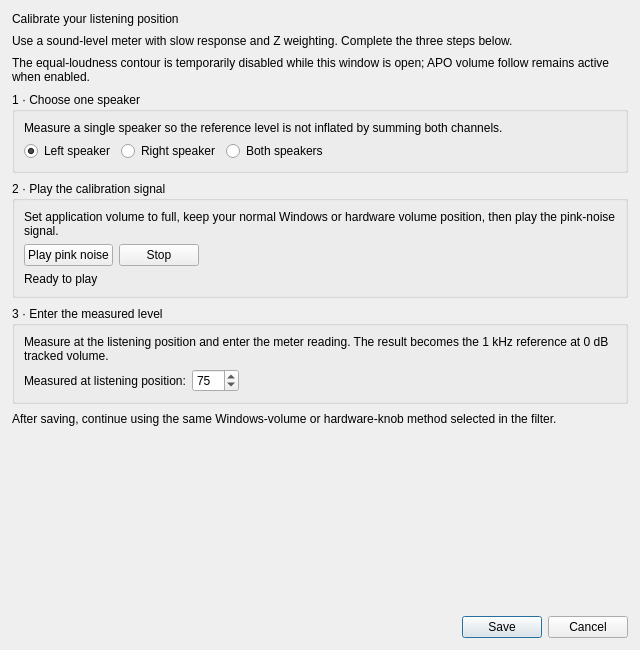
This is Editor/guis/LoudnessCorrectionFilterGUIDialog.ui in xup61069/Hibiki-EQAPO as Qt 5 draws it before an edit. The edited form follows.
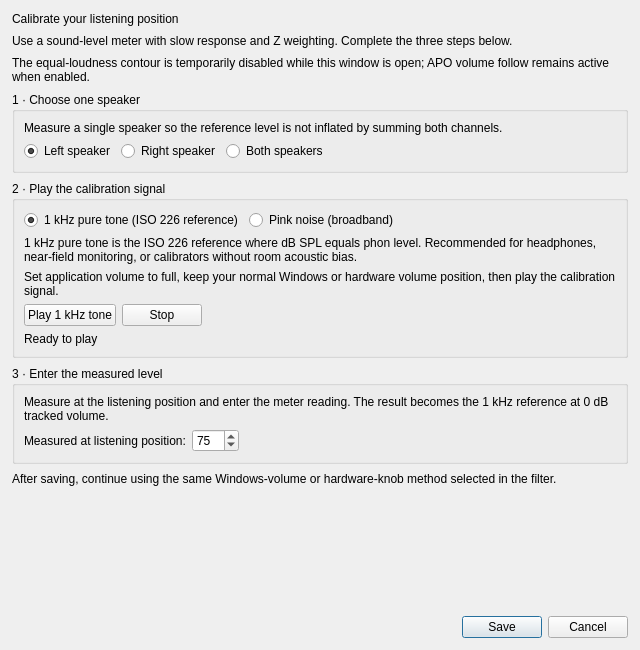
This is the edited form.

Commit message: feat(editor, ui): add 1 kHz reference tone calibration and acoustic guidance to loudness dialogs

Diff of the .ui file:
```diff
--- a/Editor/guis/LoudnessCorrectionFilterGUIDialog.ui
+++ b/Editor/guis/LoudnessCorrectionFilterGUIDialog.ui
@@ -80,18 +80,70 @@
      <property name="title"><string>2 · Play the calibration signal</string></property>
      <layout class="QVBoxLayout" name="playbackStepLayout">
       <property name="spacing"><number>6</number></property>
+      <item>
+       <layout class="QHBoxLayout" name="signalTypeLayout">
+        <item>
+         <widget class="QRadioButton" name="sine1kHzRadioButton">
+          <property name="text">
+           <string>1 kHz pure tone (ISO 226 reference)</string>
+          </property>
+          <property name="checked">
+           <bool>true</bool>
+          </property>
+         </widget>
+        </item>
+        <item>
+         <widget class="QRadioButton" name="pinkNoiseRadioButton">
+          <property name="text">
+           <string>Pink noise (broadband)</string>
+          </property>
+         </widget>
+        </item>
+        <item>
+         <spacer name="signalTypeSpacer">
+          <property name="orientation">
+           <enum>Qt::Horizontal</enum>
+          </property>
+          <property name="sizeHint" stdset="0">
+           <size>
+            <width>40</width>
+            <height>20</height>
+           </size>
+          </property>
+         </spacer>
+        </item>
+       </layout>
+      </item>
+      <item>
+       <widget class="QLabel" name="signalHintLabel">
+        <property name="text">
+         <string>1 kHz pure tone is the ISO 226 reference where dB SPL equals phon level. Recommended for headphones, near-field monitoring, or calibrators without room acoustic bias.</string>
+        </property>
+        <property name="wordWrap">
+         <bool>true</bool>
+        </property>
+       </widget>
+      </item>
       <item>
        <widget class="QLabel" name="playbackHintLabel">
-        <property name="text"><string>Set application volume to full, keep your normal Windows or hardware volume position, then play the pink-noise signal.</string></property>
-        <property name="wordWrap"><bool>true</bool></property>
+        <property name="text">
+         <string>Set application volume to full, keep your normal Windows or hardware volume position, then play the calibration signal.</string>
+        </property>
+        <property name="wordWrap">
+         <bool>true</bool>
+        </property>
        </widget>
       </item>
       <item>
        <layout class="QGridLayout" name="playbackControlsLayout">
         <item row="0" column="0">
          <widget class="QPushButton" name="playButton">
-          <property name="text"><string>Play pink noise</string></property>
-          <property name="accessibleDescription"><string>Starts a looping pink-noise signal on the selected speaker</string></property>
+          <property name="text">
+           <string>Play 1 kHz tone</string>
+          </property>
+          <property name="accessibleDescription">
+           <string>Starts a looping 1 kHz calibration sine tone on the selected speaker</string>
+          </property>
          </widget>
         </item>
         <item row="0" column="1"><widget class="QPushButton" name="stopButton"><property name="text"><string>Stop</string></property></widget></item>
```
The commit also changes 16 other files.
